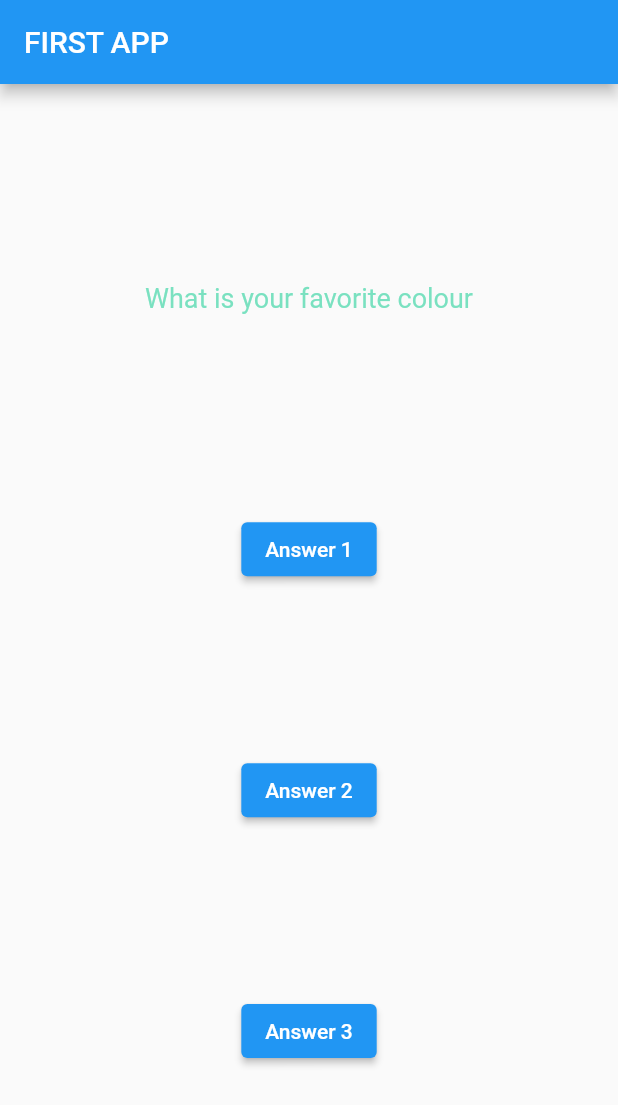
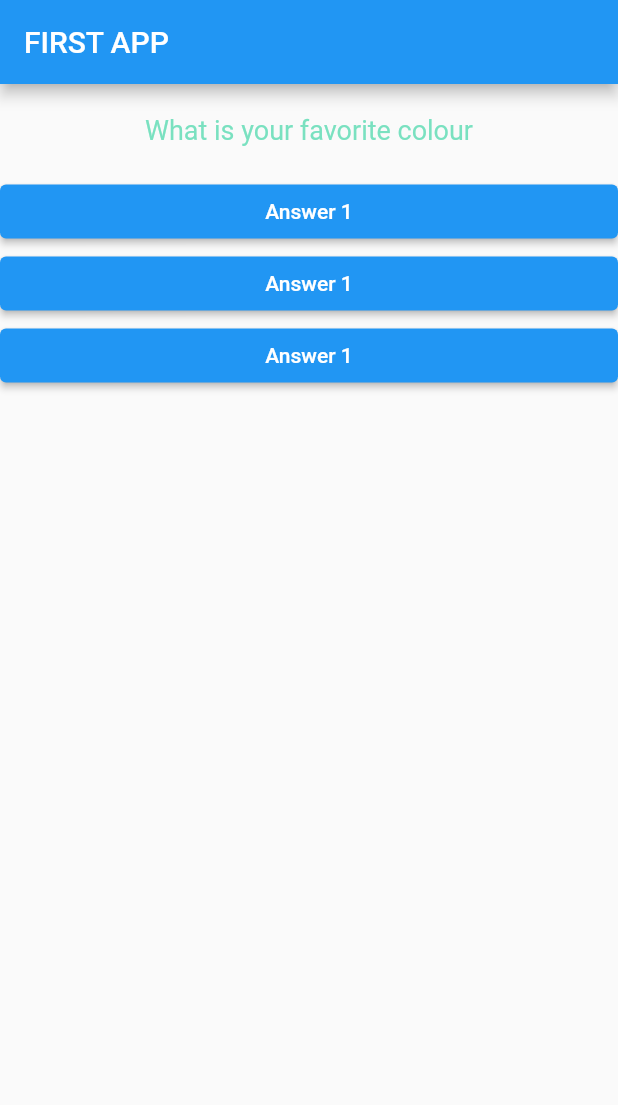
Before and after one commit to thedarkalchemist16/Flutter-quiz-app, a Flutter app: the screen it shows after launch, after a tap on "Answer 1", on a phone screen of 412 x 824 dp. Shown: the top 1105 px of the screen. Run offline on Flutter 3.47's test engine with Material 2 defaults, Android fonts, the phone set to English and light mode, and no system bars.

Commit message:
fifth commit

```diff
--- /dev/null
+++ b/lib/answer.dart
@@ -0,0 +1,19 @@
+// ignore_for_file: prefer_const_constructors, sort_child_properties_last
+
+import 'package:flutter/material.dart';
+
+class Answer extends StatelessWidget {
+  late final Function selectHandler;
+
+  Answer(this.selectHandler);
+  @override
+  Widget build(BuildContext context) {
+    return Container(
+      child: ElevatedButton(
+        onPressed: selectHandler,
+        child: Text("Answer 1"),
+      ),
+      width: double.infinity,
+    );
+  }
+}
--- a/lib/main.dart
+++ b/lib/main.dart
@@ -2,6 +2,7 @@
 
 import 'package:flutter/material.dart';
 import 'package:starting_with_flutter/question.dart';
+import 'package:starting_with_flutter/answer.dart';
 
 class MyFirstApp extends StatefulWidget {
   @override
@@ -17,6 +18,7 @@ class MyAppState extends State<MyFirstApp> {
   void answers() {
     setState(() {
       questionIndex += 1;
+      if (questionIndex > 3) questionIndex = 0;
     });
     print('ANSWER SELECTED');
   }
@@ -32,21 +34,11 @@ class MyAppState extends State<MyFirstApp> {
         home: Scaffold(
       appBar: AppBar(title: Text('FIRST APP')),
       body: Column(
-        mainAxisAlignment: MainAxisAlignment.spaceEvenly,
         children: [
           Question(questions[questionIndex]),
-          ElevatedButton(
-            onPressed: answers,
-            child: Text("Answer 1"),
-          ),
-          ElevatedButton(
-            onPressed: answers,
-            child: Text("Answer 2"),
-          ),
-          ElevatedButton(
-            onPressed: answers,
-            child: Text("Answer 3"),
-          ),
+          Answer(answers),
+          Answer(answers),
+          Answer(answers),
         ],
       ),
     ));
```
